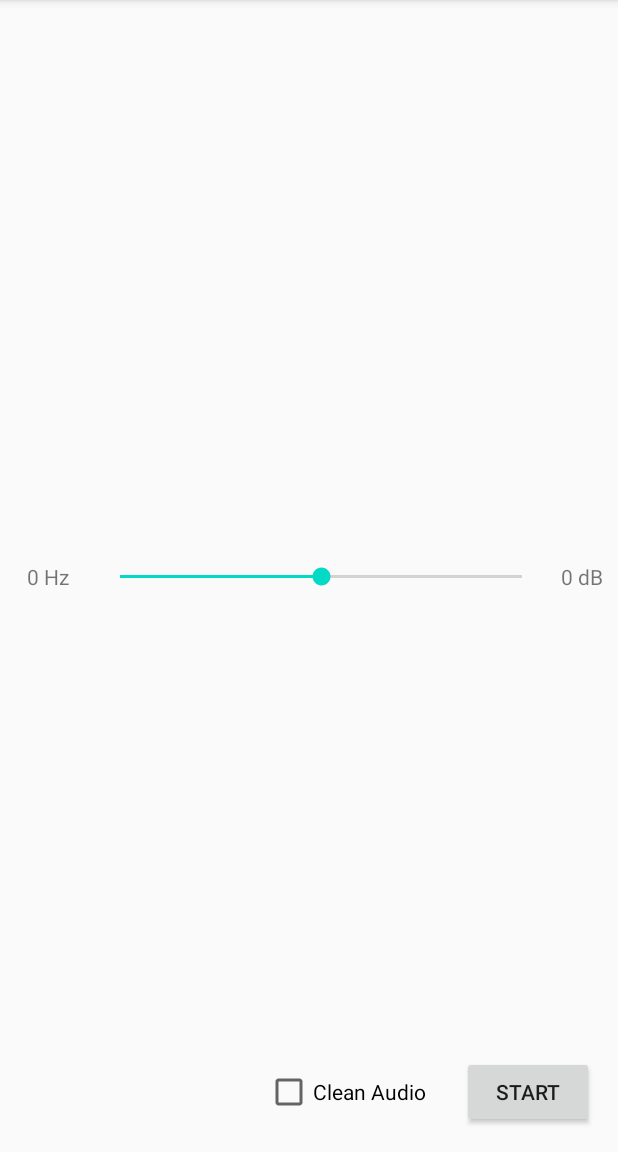
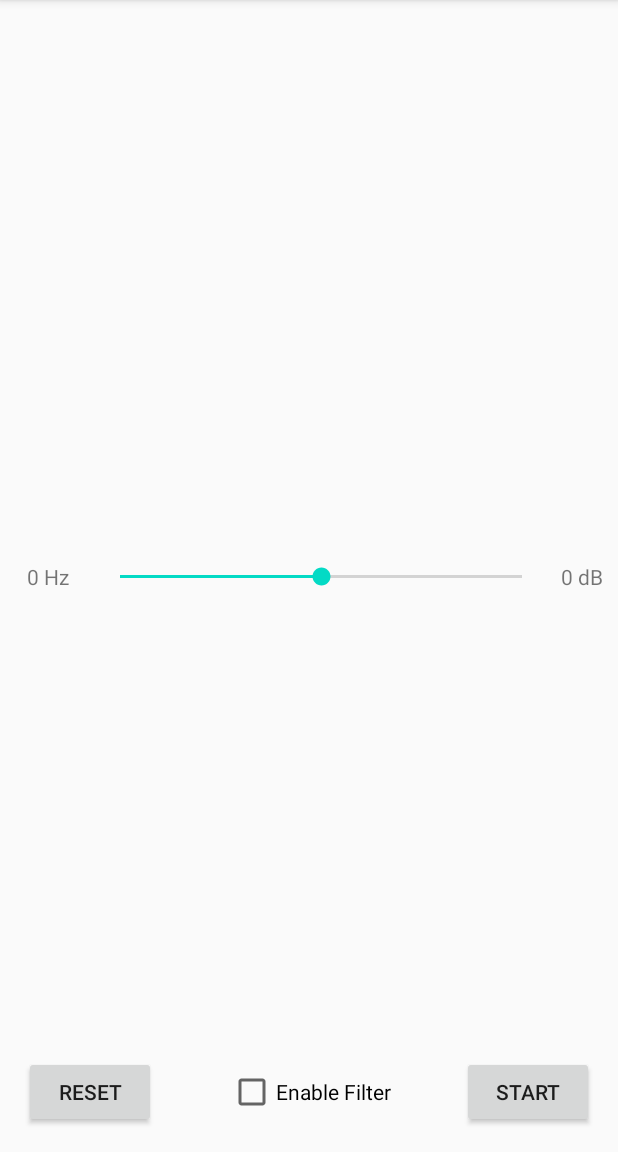
Before and after one commit to soygabimoreno/AudioClean, an Android app: the screen it shows after launch (MainActivity), on a phone screen of 412 x 824 dp, the part 84-1236 px from its top. Run offline under Robolectric (Android 15) with nearby library versions, the phone set to English and light mode, and no system bars; 4 statements that could not run were skipped.

Commit message:
Reset faders

```diff
--- a/app/src/main/java/soy/gabimoreno/audioclean/presenter/MainActivity.kt
+++ b/app/src/main/java/soy/gabimoreno/audioclean/presenter/MainActivity.kt
@@ -21,9 +21,16 @@ class MainActivity : AppCompatActivity() {
     override fun onCreate(savedInstanceState: Bundle?) {
         super.onCreate(savedInstanceState)
         setContentView(R.layout.activity_main)
+        initBtnReset()
         initBtnPlayer()
         initCbAudioProcessor()
         initFaders()
+    }
+
+    private fun initBtnReset() {
+        btnReset.setOnClickListener {
+            viewModel.resetFaders()
+        }
     }
 
     private fun initBtnPlayer() {
@@ -54,11 +61,7 @@ class MainActivity : AppCompatActivity() {
             val faderView = FaderView(this)
             llFaderViews.addView(faderView)
             val fader = Fader(faderView, i, item)
-            fader.setListener(object : Fader.Listener {
-                override fun onGainChanged(i: Int, gain: Int) {
-                    viewModel.setVolume(i, gain)
-                }
-            })
+            viewModel.addFader(fader)
         }
     }
 }
--- a/app/src/main/res/layout/activity_main.xml
+++ b/app/src/main/res/layout/activity_main.xml
@@ -6,6 +6,16 @@
     android:layout_width="match_parent"
     android:layout_height="match_parent"
     tools:context=".presenter.MainActivity">
+
+    <Button
+        android:id="@+id/btnReset"
+        android:layout_width="wrap_content"
+        android:layout_height="wrap_content"
+        android:layout_marginStart="16dp"
+        android:layout_marginBottom="16dp"
+        android:text="@string/reset"
+        app:layout_constraintBottom_toBottomOf="parent"
+        app:layout_constraintStart_toStartOf="parent"/>
 
     <LinearLayout
         android:id="@+id/llFaderViews"
@@ -31,15 +41,15 @@
         android:layout_marginBottom="16dp"
         android:text="@string/start"
         app:layout_constraintBottom_toBottomOf="parent"
-        app:layout_constraintRight_toRightOf="parent"/>
+        app:layout_constraintEnd_toEndOf="parent"/>
 
     <CheckBox
         android:id="@+id/cbCleanAudio"
         android:layout_width="wrap_content"
         android:layout_height="wrap_content"
-        android:layout_marginEnd="24dp"
-        android:text="@string/clean_audio"
+        android:text="@string/enable_filter"
         app:layout_constraintBottom_toBottomOf="@id/btnPlayer"
-        app:layout_constraintEnd_toStartOf="@id/btnPlayer"
+        app:layout_constraintEnd_toEndOf="parent"
+        app:layout_constraintStart_toStartOf="parent"
         app:layout_constraintTop_toTopOf="@id/btnPlayer"/>
 </androidx.constraintlayout.widget.ConstraintLayout>
--- a/app/src/main/res/values/strings.xml
+++ b/app/src/main/res/values/strings.xml
@@ -1,6 +1,8 @@
 <resources>
     <string name="app_name">AudioClean</string>
     <string name="start">START</string>
+    <string name="reset">RESET</string>
     <string name="stop">STOP</string>
     <string name="clean_audio">Clean Audio</string>
+    <string name="enable_filter">Enable Filter</string>
 </resources>
```
Also changed, not shown: app/src/main/java/soy/gabimoreno/audioclean/presenter/MainViewModel.kt (+18 -0 lines).
